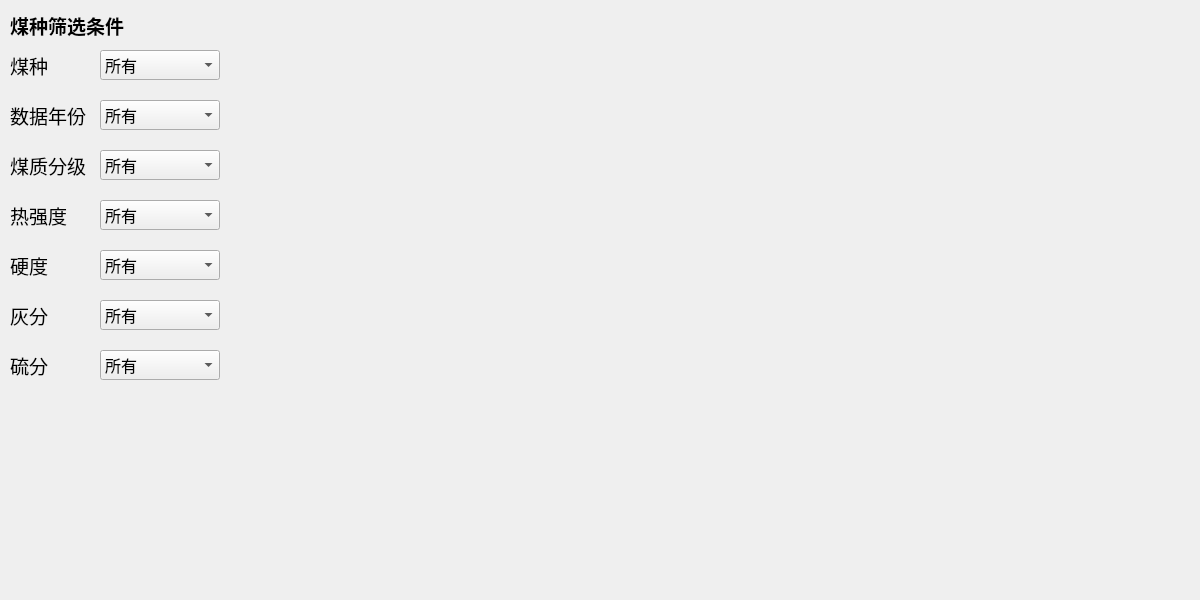
First picture: the form in index_trend_dialog.ui, repository jchxu/GUI_Coal_Base, before the edit.
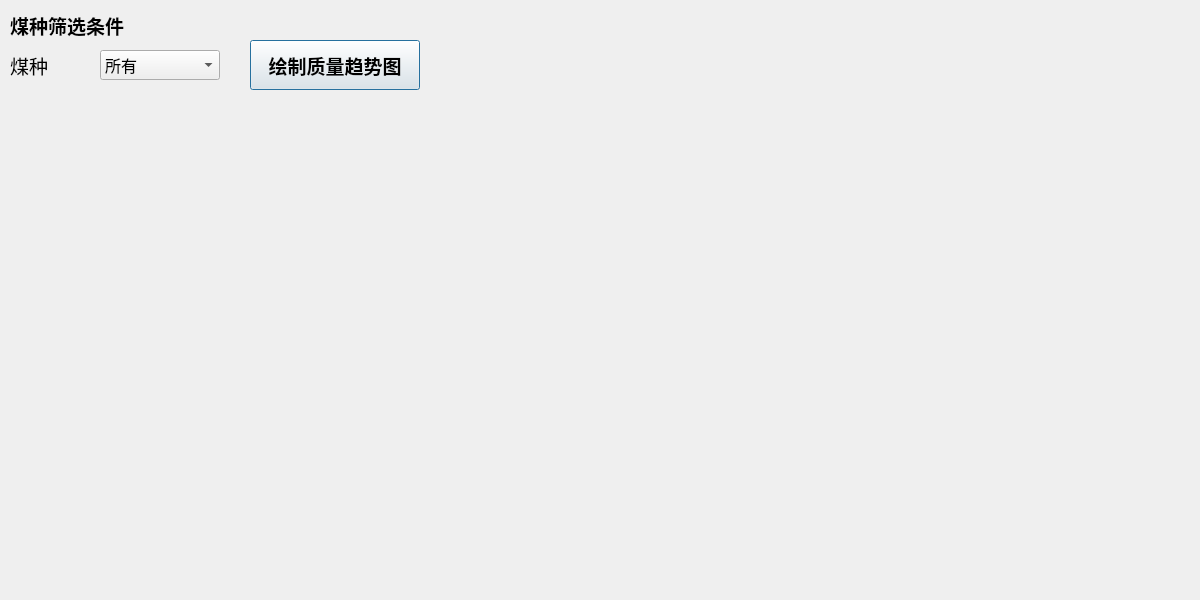
Second picture: the form after the edit.

Commit message: index base classic

The edit to the form file:
```diff
--- a/index_trend_dialog.ui
+++ b/index_trend_dialog.ui
@@ -13,134 +13,6 @@
   <property name="windowTitle">
    <string>煤种质量变化趋势</string>
   </property>
-  <widget class="QComboBox" name="comboBox_3">
-   <property name="geometry">
-    <rect>
-     <x>100</x>
-     <y>100</y>
-     <width>120</width>
-     <height>30</height>
-    </rect>
-   </property>
-   <property name="font">
-    <font>
-     <family>新宋体</family>
-     <pointsize>12</pointsize>
-    </font>
-   </property>
-   <item>
-    <property name="text">
-     <string>所有</string>
-    </property>
-   </item>
-   <item>
-    <property name="text">
-     <string>1985-1990</string>
-    </property>
-   </item>
-   <item>
-    <property name="text">
-     <string>1991-1995</string>
-    </property>
-   </item>
-   <item>
-    <property name="text">
-     <string>1996-1998</string>
-    </property>
-   </item>
-   <item>
-    <property name="text">
-     <string>1999-2002</string>
-    </property>
-   </item>
-   <item>
-    <property name="text">
-     <string>2003-2005</string>
-    </property>
-   </item>
-   <item>
-    <property name="text">
-     <string>2006-2010</string>
-    </property>
-   </item>
-   <item>
-    <property name="text">
-     <string>2011-2015</string>
-    </property>
-   </item>
-   <item>
-    <property name="text">
-     <string>2016至今</string>
-    </property>
-   </item>
-  </widget>
-  <widget class="QLabel" name="label_5">
-   <property name="geometry">
-    <rect>
-     <x>10</x>
-     <y>200</y>
-     <width>81</width>
-     <height>31</height>
-    </rect>
-   </property>
-   <property name="font">
-    <font>
-     <family>新宋体</family>
-     <pointsize>14</pointsize>
-     <weight>50</weight>
-     <bold>false</bold>
-    </font>
-   </property>
-   <property name="text">
-    <string>热强度</string>
-   </property>
-  </widget>
-  <widget class="QComboBox" name="comboBox_6">
-   <property name="geometry">
-    <rect>
-     <x>100</x>
-     <y>300</y>
-     <width>120</width>
-     <height>30</height>
-    </rect>
-   </property>
-   <property name="font">
-    <font>
-     <family>新宋体</family>
-     <pointsize>12</pointsize>
-    </font>
-   </property>
-   <item>
-    <property name="text">
-     <string>所有</string>
-    </property>
-   </item>
-   <item>
-    <property name="text">
-     <string>特高</string>
-    </property>
-   </item>
-   <item>
-    <property name="text">
-     <string>高</string>
-    </property>
-   </item>
-   <item>
-    <property name="text">
-     <string>中</string>
-    </property>
-   </item>
-   <item>
-    <property name="text">
-     <string>低</string>
-    </property>
-   </item>
-   <item>
-    <property name="text">
-     <string>特低</string>
-    </property>
-   </item>
-  </widget>
   <widget class="QLabel" name="label_3">
    <property name="geometry">
     <rect>
@@ -162,130 +34,6 @@
     <string>煤种</string>
    </property>
   </widget>
-  <widget class="QLabel" name="label_8">
-   <property name="geometry">
-    <rect>
-     <x>10</x>
-     <y>300</y>
-     <width>81</width>
-     <height>31</height>
-    </rect>
-   </property>
-   <property name="font">
-    <font>
-     <family>新宋体</family>
-     <pointsize>14</pointsize>
-     <weight>50</weight>
-     <bold>false</bold>
-    </font>
-   </property>
-   <property name="text">
-    <string>灰分</string>
-   </property>
-  </widget>
-  <widget class="QLabel" name="label_7">
-   <property name="geometry">
-    <rect>
-     <x>10</x>
-     <y>250</y>
-     <width>81</width>
-     <height>31</height>
-    </rect>
-   </property>
-   <property name="font">
-    <font>
-     <family>新宋体</family>
-     <pointsize>14</pointsize>
-     <weight>50</weight>
-     <bold>false</bold>
-    </font>
-   </property>
-   <property name="text">
-    <string>硬度</string>
-   </property>
-  </widget>
-  <widget class="QComboBox" name="comboBox_4">
-   <property name="geometry">
-    <rect>
-     <x>100</x>
-     <y>200</y>
-     <width>120</width>
-     <height>30</height>
-    </rect>
-   </property>
-   <property name="font">
-    <font>
-     <family>新宋体</family>
-     <pointsize>12</pointsize>
-    </font>
-   </property>
-   <item>
-    <property name="text">
-     <string>所有</string>
-    </property>
-   </item>
-   <item>
-    <property name="text">
-     <string>A级</string>
-    </property>
-   </item>
-   <item>
-    <property name="text">
-     <string>B级</string>
-    </property>
-   </item>
-   <item>
-    <property name="text">
-     <string>C级</string>
-    </property>
-   </item>
-  </widget>
-  <widget class="QComboBox" name="comboBox_7">
-   <property name="geometry">
-    <rect>
-     <x>100</x>
-     <y>350</y>
-     <width>120</width>
-     <height>30</height>
-    </rect>
-   </property>
-   <property name="font">
-    <font>
-     <family>新宋体</family>
-     <pointsize>12</pointsize>
-    </font>
-   </property>
-   <item>
-    <property name="text">
-     <string>所有</string>
-    </property>
-   </item>
-   <item>
-    <property name="text">
-     <string>特高</string>
-    </property>
-   </item>
-   <item>
-    <property name="text">
-     <string>高</string>
-    </property>
-   </item>
-   <item>
-    <property name="text">
-     <string>中</string>
-    </property>
-   </item>
-   <item>
-    <property name="text">
-     <string>低</string>
-    </property>
-   </item>
-   <item>
-    <property name="text">
-     <string>特低</string>
-    </property>
-   </item>
-  </widget>
   <widget class="QLabel" name="label">
    <property name="geometry">
     <rect>
@@ -307,73 +55,6 @@
     <string>煤种筛选条件</string>
    </property>
   </widget>
-  <widget class="QLabel" name="label_9">
-   <property name="geometry">
-    <rect>
-     <x>10</x>
-     <y>350</y>
-     <width>81</width>
-     <height>31</height>
-    </rect>
-   </property>
-   <property name="font">
-    <font>
-     <family>新宋体</family>
-     <pointsize>14</pointsize>
-     <weight>50</weight>
-     <bold>false</bold>
-    </font>
-   </property>
-   <property name="text">
-    <string>硫分</string>
-   </property>
-  </widget>
-  <widget class="QComboBox" name="comboBox_5">
-   <property name="geometry">
-    <rect>
-     <x>100</x>
-     <y>250</y>
-     <width>120</width>
-     <height>30</height>
-    </rect>
-   </property>
-   <property name="font">
-    <font>
-     <family>新宋体</family>
-     <pointsize>12</pointsize>
-    </font>
-   </property>
-   <item>
-    <property name="text">
-     <string>所有</string>
-    </property>
-   </item>
-   <item>
-    <property name="text">
-     <string>硬煤</string>
-    </property>
-   </item>
-   <item>
-    <property name="text">
-     <string>半硬优</string>
-    </property>
-   </item>
-   <item>
-    <property name="text">
-     <string>半硬</string>
-    </property>
-   </item>
-   <item>
-    <property name="text">
-     <string>半软</string>
-    </property>
-   </item>
-   <item>
-    <property name="text">
-     <string>软煤</string>
-    </property>
-   </item>
-  </widget>
   <widget class="QComboBox" name="comboBox_2">
    <property name="geometry">
     <rect>
@@ -420,89 +101,27 @@
     </property>
    </item>
   </widget>
-  <widget class="QLabel" name="label_4">
+  <widget class="QPushButton" name="screening_btn">
    <property name="geometry">
     <rect>
-     <x>10</x>
-     <y>100</y>
-     <width>101</width>
-     <height>31</height>
+     <x>250</x>
+     <y>40</y>
+     <width>170</width>
+     <height>50</height>
     </rect>
    </property>
    <property name="font">
     <font>
      <family>新宋体</family>
      <pointsize>14</pointsize>
-     <weight>50</weight>
-     <bold>false</bold>
+     <weight>75</weight>
+     <bold>true</bold>
     </font>
    </property>
    <property name="text">
-    <string>数据年份</string>
+    <string>绘制质量趋势图</string>
    </property>
   </widget>
-  <widget class="QLabel" name="label_6">
-   <property name="geometry">
-    <rect>
-     <x>10</x>
-     <y>150</y>
-     <width>81</width>
-     <height>31</height>
-    </rect>
-   </property>
-   <property name="font">
-    <font>
-     <family>新宋体</family>
-     <pointsize>14</pointsize>
-     <weight>50</weight>
-     <bold>false</bold>
-    </font>
-   </property>
-   <property name="text">
-    <string>煤质分级</string>
-   </property>
-  </widget>
-  <widget class="QComboBox" name="comboBox_8">
-   <property name="geometry">
-    <rect>
-     <x>100</x>
-     <y>150</y>
-     <width>120</width>
-     <height>30</height>
-    </rect>
-   </property>
-   <property name="font">
-    <font>
-     <family>新宋体</family>
-     <pointsize>12</pointsize>
-    </font>
-   </property>
-   <item>
-    <property name="text">
-     <string>所有</string>
-    </property>
-   </item>
-   <item>
-    <property name="text">
-     <string>特等</string>
-    </property>
-   </item>
-   <item>
-    <property name="text">
-     <string>优质</string>
-    </property>
-   </item>
-   <item>
-    <property name="text">
-     <string>中等</string>
-    </property>
-   </item>
-   <item>
-    <property name="text">
-     <string>一般</string>
-    </property>
-   </item>
-  </widget>
  </widget>
  <resources/>
  <connections/>
```
Left out of the diff: 19 changed lines with no effect on the pictures. The commit also changes 10 other files.
